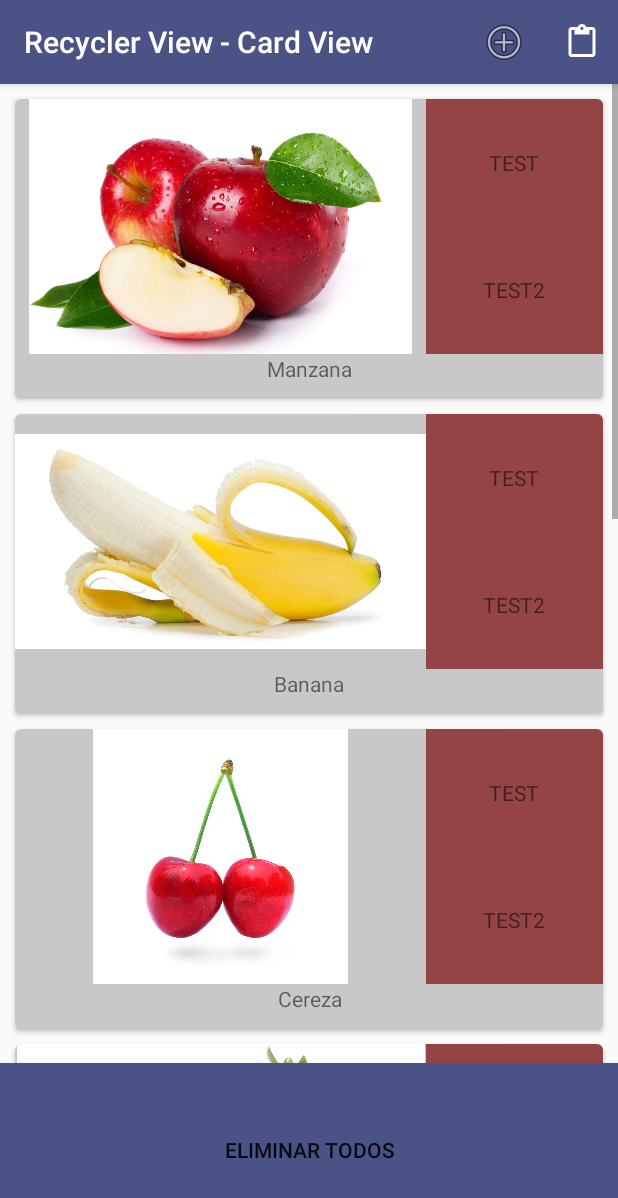
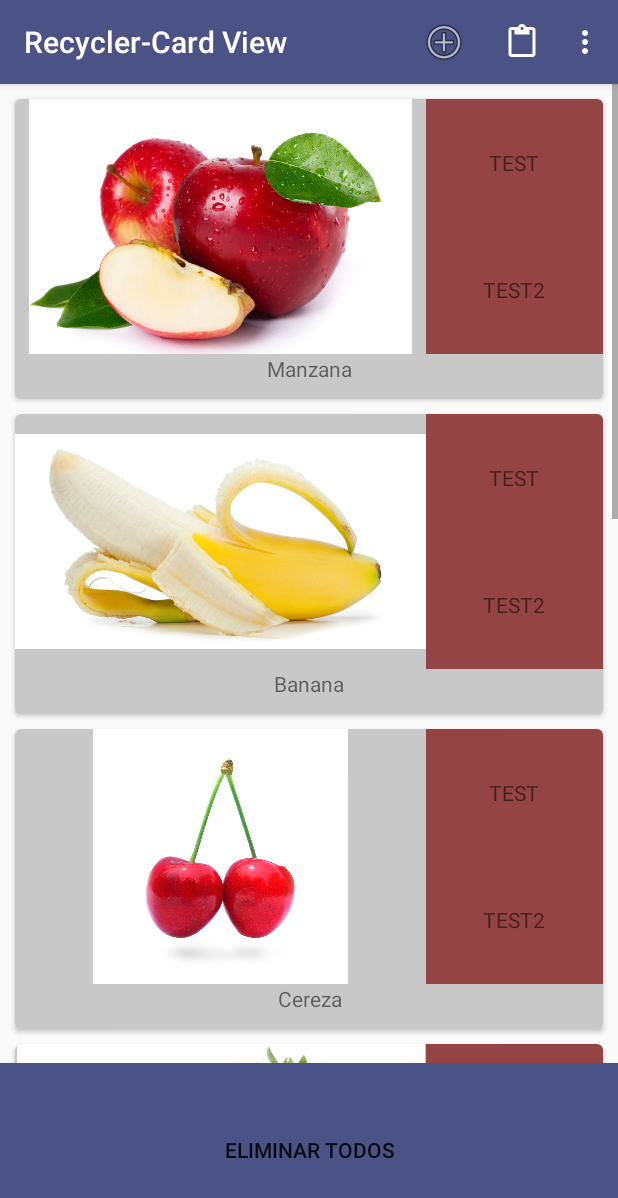
Before and after one commit to YJJProyectos/RecyclerView, an Android app: the MainActivity screen opened directly, with no data from a screen before it, on a phone screen of 412 x 824 dp. Shown: the top 1198 px of the screen. Run offline under Robolectric (Android 15) with nearby library versions, the phone set to English and light mode, and no system bars; our stand-ins replace ButterKnife, Picasso; pictures from the network do not load.

Commit message:
titulo, menu home, fix lugar menu item

```diff
--- a/app/src/main/java/com/android/jyang/recyclerview/activities/MainActivity.java
+++ b/app/src/main/java/com/android/jyang/recyclerview/activities/MainActivity.java
@@ -1,5 +1,6 @@
 package com.android.jyang.recyclerview.activities;
 
+import android.content.Intent;
 import android.support.v7.app.AppCompatActivity;
 import android.os.Bundle;
 import android.support.v7.widget.GridLayoutManager;
@@ -38,7 +39,7 @@ public class MainActivity extends AppCompatActivity {
         super.onCreate(savedInstanceState);
         setContentView(R.layout.activity_main);
 
-        getSupportActionBar().setTitle("Recycler View - Card View");
+        getSupportActionBar().setTitle("Recycler-Card View");
 
         ButterKnife.bind(this);
 
@@ -111,6 +112,12 @@ public class MainActivity extends AppCompatActivity {
 //                Toast.makeText(this, "posicion " , Toast.LENGTH_SHORT).show();
                 this.recyclerView.setAdapter(this.adapter);
                 return true;
+            case R.id.menu_home:
+                    Intent intent = new Intent(this, LoginActivity.class);
+                    intent.setFlags(Intent.FLAG_ACTIVITY_NEW_TASK | Intent.FLAG_ACTIVITY_CLEAR_TASK);
+    //        intent.setFlags(Intent.FLAG_ACTIVITY_CLEAR_TASK);
+                    startActivity(intent);
+                return true;
             default:
                 return super.onOptionsItemSelected(item);
         }
--- a/app/src/main/res/menu/menu.xml
+++ b/app/src/main/res/menu/menu.xml
@@ -4,12 +4,20 @@
 
     <item
         android:id="@+id/add_name"
+        android:icon="@android:drawable/ic_menu_add"
         android:title="ADD"
-        android:icon="@android:drawable/ic_menu_add"
-        app:showAsAction="ifRoom"></item>
+        app:showAsAction="always"></item>
     <item
         android:id="@+id/cambiarGrilla"
         android:icon="?android:attr/actionModePasteDrawable"
-        android:title="cambiarGrilla"
-        app:showAsAction="ifRoom"></item>
+        android:title="Cambiar Grilla"
+        app:showAsAction="always"></item>
+    <item
+        android:id="@+id/menu_home"
+        android:icon="@android:drawable/ic_lock_lock"
+        android:title="Home"></item>
+    <item
+        android:id="@+id/menu_logout"
+        android:icon="@android:drawable/ic_lock_power_off"
+        android:title="Cerrar Sesion"></item>
 </menu>
```
